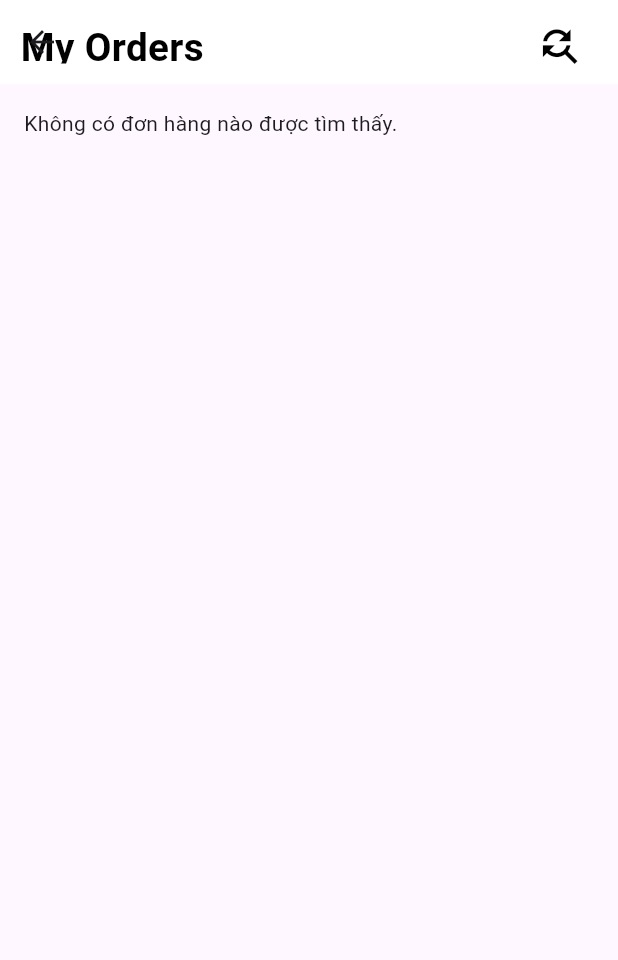
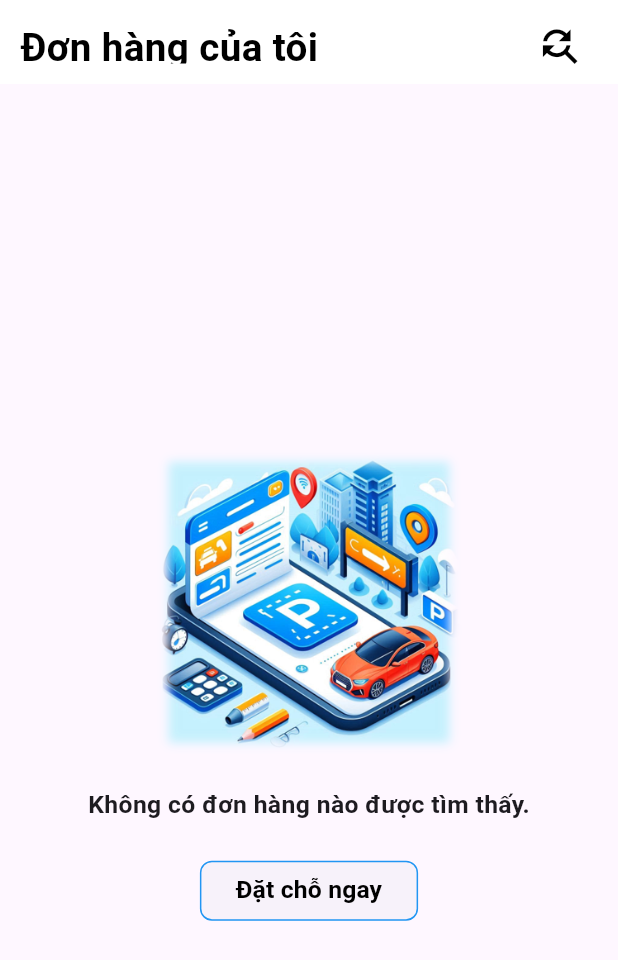
Before and after one commit to congsenpai/smartParkingApp, a Flutter app: the MainOrderScreen screen opened directly, on a phone screen of 412 x 824 dp. Shown: the top 960 px of the screen. Run offline on Flutter 3.47's test engine with Material 3 defaults, Android fonts, the light colour scheme and no system bars; our stand-ins replace cloud_firestore, firebase_auth, firebase_core, get, intl_phone_field; accounts and stored records are empty.

Commit message:
add language + mode
BlackMode + LightMode

```diff
--- /dev/null
+++ b/project_smart_parking_app/lib/Language/language.dart
@@ -0,0 +1,40 @@
+class EnglishLanguage {
+  Map<String, String> dictionary = {
+    'Order': 'Order',
+    'MyOrders':'My Orders',
+    'Customer': 'Customer',
+    'Payment': 'Payment',
+    'Do not any order':'Do not any order',
+    'Booking Now':'Booking Now',
+    'Finding...':'Tìm kiếm...'
+    // Thêm từ khóa tiếng Anh khác tại đây
+  };
+}
+
+class VietnameseLanguage {
+  Map<String, String> dictionary = {
+    'Order': 'Đơn hàng',
+    'MyOrders':'Đơn hàng của tôi',
+    'Customer': 'Khách hàng',
+    'Payment': 'Thanh toán',
+    'Do not any order':'Không có đơn hàng nào được tìm thấy.',
+    'Booking Now':'Đặt chỗ ngay',
+    'Finding...':'Tìm kiếm...'
+
+    // Thêm từ khóa tiếng Việt khác tại đây
+  };
+}
+class LanguageSelector {
+  final EnglishLanguage english = EnglishLanguage();
+  final VietnameseLanguage vietnamese = VietnameseLanguage();
+
+  String translate(String word, String language) {
+    if (language == 'en') {
+      return english.dictionary[word] ?? 'Not found';
+    } else if (language == 'vi') {
+      return vietnamese.dictionary[word] ?? 'Không tìm thấy';
+    } else {
+      return 'Invalid language';
+    }
+  }
+}
--- a/project_smart_parking_app/lib/main.dart
+++ b/project_smart_parking_app/lib/main.dart
@@ -2,10 +2,14 @@
 import 'package:flutter/material.dart';
 import 'package:get/get.dart';
 import 'package:project_smart_parking_app/screens/loginScreen/test_otp.dart';
-import 'package:project_smart_parking_app/screens/parking_order_screen.dart';
+import 'package:project_smart_parking_app/screens/orderScreen/MainOrderScreen.dart';
+
+import 'Language/language.dart';
+// import 'package:project_smart_parking_app/screens/parking_order_screen.dart';
 // import 'package:project_smart_parking_app/screens/loginScreen/welcome_screens.dart';
 
 void main() async {
+  LanguageSelector languageSelector = LanguageSelector();
   WidgetsFlutterBinding.ensureInitialized();
   await Firebase.initializeApp(
       options: const FirebaseOptions(
@@ -30,7 +34,7 @@
   Widget build(BuildContext context) {
     return GetMaterialApp(
       debugShowCheckedModeBanner: false,
-      home: OtpScreen(),
+      home: MainOrderScreen(),
     );
   }
 }
--- a/project_smart_parking_app/lib/screens/orderScreen/MainOrderScreen.dart
+++ b/project_smart_parking_app/lib/screens/orderScreen/MainOrderScreen.dart
@@ -1,6 +1,9 @@
 import 'package:flutter/cupertino.dart';
 import 'package:flutter/material.dart';
 import 'package:get/get.dart';
+import 'package:project_smart_parking_app/utils/MainModel.dart';
+
+import '../../Language/language.dart';
 
 class MainOrderScreen extends StatefulWidget {
   const MainOrderScreen({super.key});
@@ -10,10 +13,14 @@
 }
 
 class _MainOrderScreenState extends State<MainOrderScreen> {
+  final Model = MainModeLight();
+  final String Language = 'vi';
   bool _showSearchBox = false; // Biến để xác định có hiển thị ô tìm kiếm hay không
   TextEditingController _search = TextEditingController();
   List<String> orders = ['Order #1', 'Order #2', 'Order #3'];
   List<String> filteredOrders = [];
+
+  LanguageSelector languageSelector = LanguageSelector();
 
   @override
   void initState() {
@@ -51,7 +58,7 @@
               mainAxisAlignment: MainAxisAlignment.start,
               children: [
                 Text(
-                  "My Orders",
+                  languageSelector.translate('MyOrders', Language),
                   style: TextStyle(
                     color: Colors.black,
                     fontSize: Get.width / 16,
@@ -88,8 +95,8 @@
                 padding: const EdgeInsets.all(16.0),
                 child: TextField(
                   controller: _search,
-                  decoration: const InputDecoration(
-                    labelText: 'Tìm kiếm...',
+                  decoration: InputDecoration(
+                    labelText: ('${languageSelector.translate('Loading...', '$Language')}'),
                     border: OutlineInputBorder(),
                     prefixIcon: Icon(Icons.search),
                   ),
@@ -106,7 +113,51 @@
                     subtitle: Text('Chi tiết $order'),
                   );
                 }).toList()
-                    : [Text('Không có đơn hàng nào được tìm thấy.')], // Thông báo khi không có kết quả
+                    : [Padding(
+                      padding:  EdgeInsets.all(Get.width/20),
+                      child: Column(
+                        mainAxisAlignment: MainAxisAlignment.center,
+                        crossAxisAlignment: CrossAxisAlignment.center,
+                        children: [
+                          SizedBox(
+                            height: Get.width/2,
+                          ),
+                          Image.asset("assets/images/OrderImage/whitebackground.png", width: Get.width/2,),
+                          SizedBox(
+                            height: Get.width/20,
+                          ),
+
+                          Center(
+                              child: Text('${languageSelector.translate('Do not any order', '$Language')}',
+                                style: TextStyle(
+                                fontWeight: FontWeight.bold,
+                                fontSize: Get.width/25,
+                              ),
+                              )
+                          ),
+                          SizedBox(
+                            height: Get.width/20,
+                          ),
+                          ElevatedButton(
+                              onPressed: (){},
+                            style: ElevatedButton.styleFrom(
+                                elevation: 0, // Xóa bóng
+                                shadowColor: Model.buttonColor, // Xóa màu bóng
+                                shape: RoundedRectangleBorder(
+                                  borderRadius: BorderRadius.circular(8), // Góc bo tròn (tùy chọn)
+                                  side: BorderSide(color: Model.buttonColor), // Viền trong suốt
+                                ),),
+                              child: Text("${languageSelector.translate('Booking Now', '$Language')}",style: TextStyle(
+                            fontWeight: FontWeight.bold,
+                            fontSize: Get.width/25,
+                                color: Model.textColor
+                          ),
+                          )
+                          )
+
+                        ],
+                      ),
+                    )], // Thông báo khi không có kết quả
               ),
             ),
           ],
--- /dev/null
+++ b/project_smart_parking_app/lib/utils/MainModel.dart
@@ -0,0 +1,17 @@
+import 'package:flutter/material.dart';
+
+class MainModeLight {
+  Color backgroundColor = Colors.white;
+  Color textColor = Colors.black;
+  Color buttonColor = Colors.blue;
+
+// Các thuộc tính khác có thể thêm vào đây
+}
+
+class MainModeDark {
+  Color backgroundColor = Colors.black;
+  Color textColor = Colors.white;
+  Color buttonColor = Colors.grey;
+
+// Các thuộc tính khác có thể thêm vào đây
+}
--- a/project_smart_parking_app/pubspec.yaml
+++ b/project_smart_parking_app/pubspec.yaml
@@ -73,6 +73,7 @@
     - assets/images/
     - assets/images/Location1_HVNH/
     - assets/images/detail/
+    - assets/images/OrderImage/
 
 
   # An image asset can refer to one or more resolution-specific "variants", see
```
Also changed, not shown: project_smart_parking_app/assets/images/OrderImage/whitebackground.png (added).
